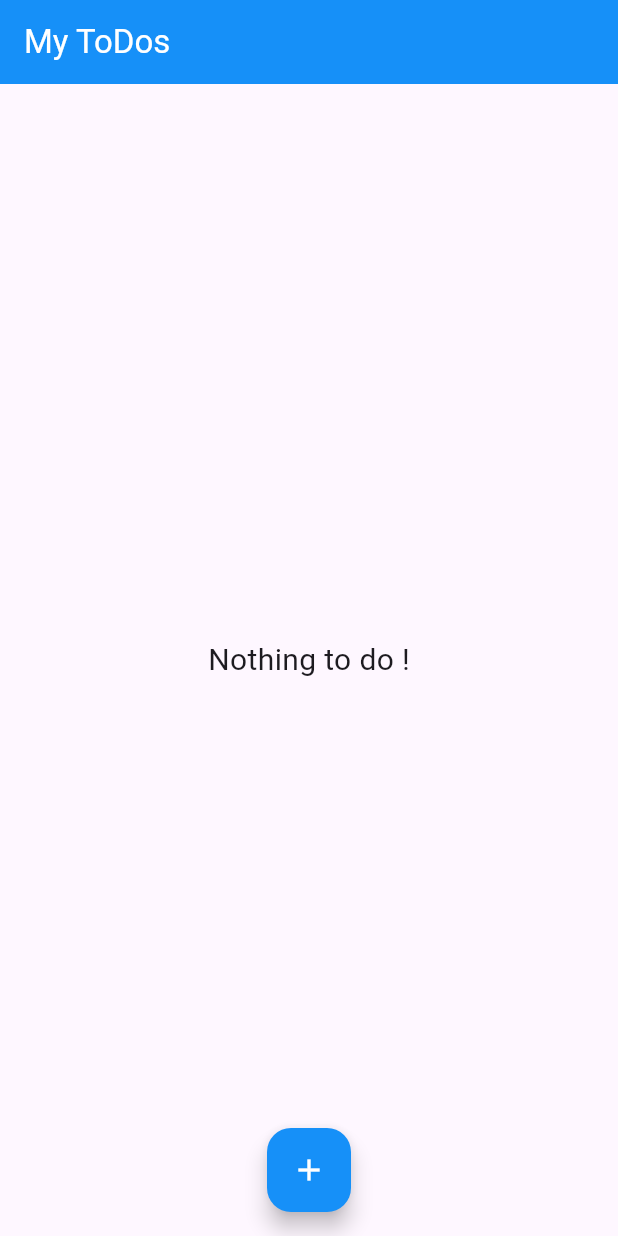
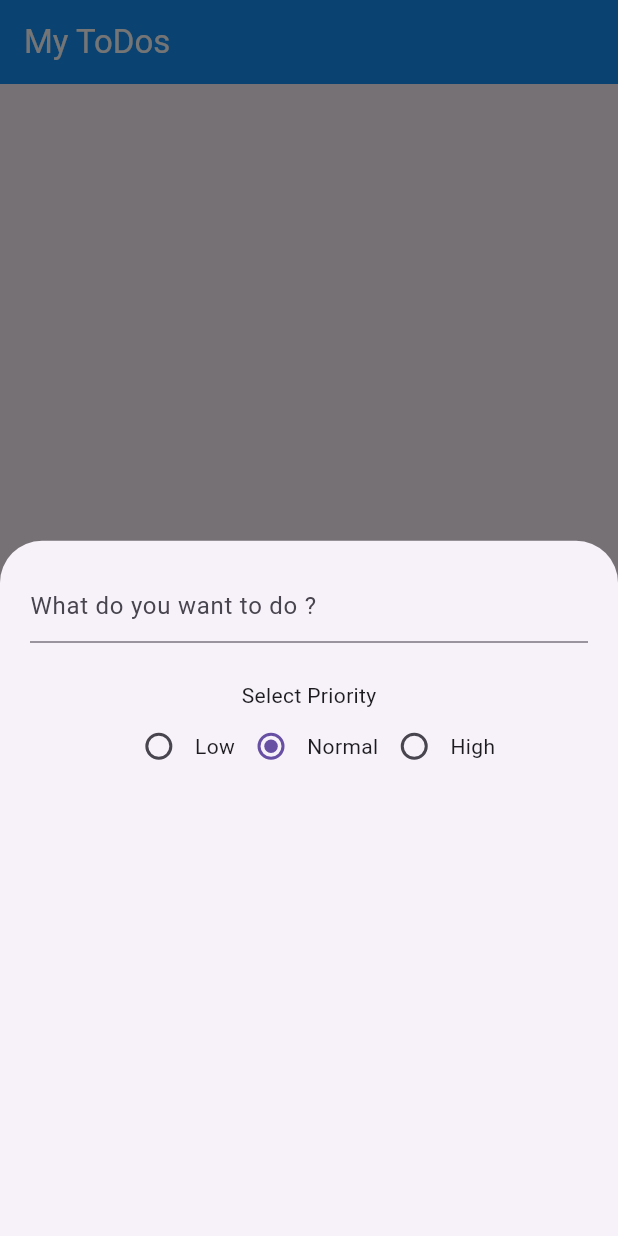
Before and after one commit to EtienneBel/flutter_widgets, a Flutter app: the screen it shows after launch, after a tap on the "add" icon, on a phone screen of 412 x 824 dp. Run offline on Flutter 3.47's test engine with Material 3 defaults, Android fonts, the light colour scheme and no system bars.

Commit message:
add functionality to create todos with priority selection

```diff
--- a/lib/todo_page.dart
+++ b/lib/todo_page.dart
@@ -8,6 +8,9 @@ class TodoPage extends StatefulWidget {
 }
 
 class _TodoPageState extends State<TodoPage> {
+  final _controller = TextEditingController();
+  TodoPriority priority = TodoPriority.Normal;
+
   @override
   Widget build(BuildContext context) {
     return Scaffold(
@@ -32,10 +35,71 @@ class _TodoPageState extends State<TodoPage> {
               }),
       floatingActionButtonLocation: FloatingActionButtonLocation.centerFloat,
       floatingActionButton: FloatingActionButton(
-        onPressed: () {},
+        onPressed: () {
+          addTodo();
+        },
         backgroundColor: const Color(0xFF1690F8),
         foregroundColor: const Color(0xFFFFFFFF),
         child: const Icon(Icons.add),
+      ),
+    );
+  }
+
+  void addTodo() {
+    showModalBottomSheet(
+      context: context,
+      // isScrollControlled: true,
+      builder: (context) => Padding(
+        padding: const EdgeInsets.all(20.0),
+        child: Column(
+          children: [
+            TextField(
+              controller: _controller,
+              decoration: const InputDecoration(
+                hintText: 'What do you want to do ?',
+              ),
+            ),
+            const Padding(
+              padding: EdgeInsets.only(top: 25),
+              child: Text('Select Priority'),
+            ),
+            Row(
+              mainAxisAlignment: MainAxisAlignment.center,
+              children: [
+                Radio<TodoPriority>(
+                  value: TodoPriority.Low,
+                  groupValue: priority,
+                  onChanged: (value) {
+                    setState(() {
+                      priority = value!;
+                    });
+                  },
+                ),
+                Text(TodoPriority.Low.name),
+                Radio<TodoPriority>(
+                  value: TodoPriority.Normal,
+                  groupValue: priority,
+                  onChanged: (value) {
+                    setState(() {
+                      priority = value!;
+                    });
+                  },
+                ),
+                Text(TodoPriority.Normal.name),
+                Radio<TodoPriority>(
+                  value: TodoPriority.High,
+                  groupValue: priority,
+                  onChanged: (value) {
+                    setState(() {
+                      priority = value!;
+                    });
+                  },
+                ),
+                Text(TodoPriority.High.name),
+              ],
+            )
+          ],
+        ),
       ),
     );
   }
@@ -76,4 +140,4 @@ class MyTodo {
   static List<MyTodo> todos = [];
 }
 
-enum TodoPriority { low, medium, high }
+enum TodoPriority { Low, Normal, High }
```
